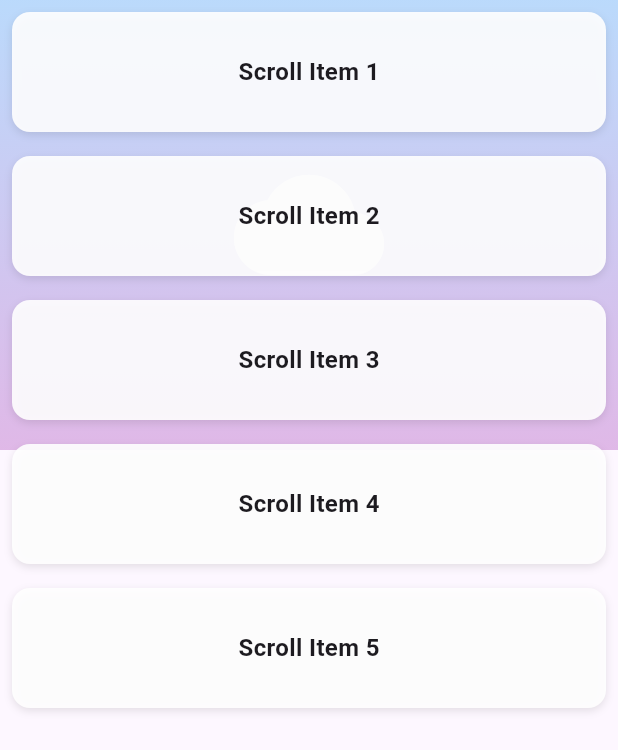
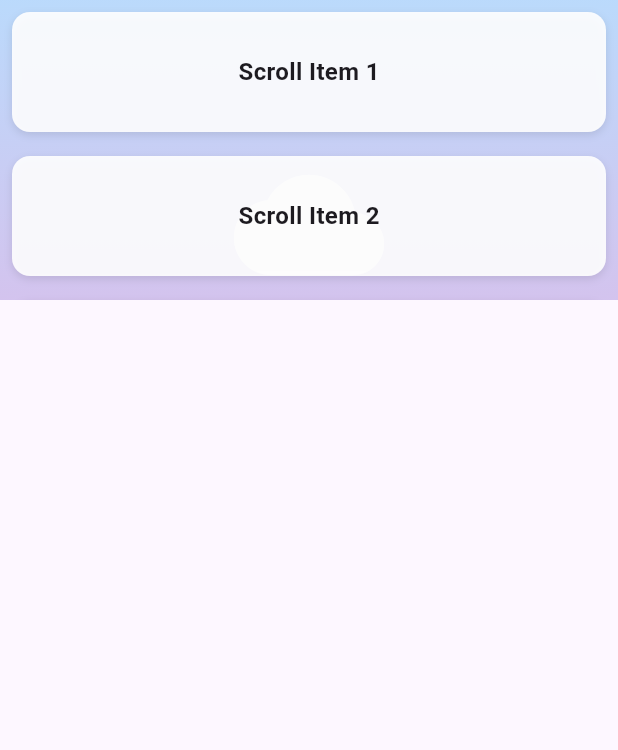
Before and after one commit to MrDenine/interesting_flutter, a Flutter app: the ParallaxScrollExample widget shown alone on an empty page, opened directly, on a phone screen of 412 x 824 dp. Shown: the top 750 px of the screen. Run offline on Flutter 3.47's test engine with Material 3 defaults, Android fonts, the phone set to English and light mode, and no system bars; our stand-ins replace flutter_staggered_animations, image_picker, shimmer.

Commit message:
fix size error

```diff
--- a/lib/src/layout/widgets/parallax_scroll_example.dart
+++ b/lib/src/layout/widgets/parallax_scroll_example.dart
@@ -29,7 +29,9 @@ class _ParallaxScrollExampleState extends State<ParallaxScrollExample> {
 
   @override
   Widget build(BuildContext context) {
-    return Stack(
+    return SizedBox(
+      height: 200, // Fixed height for the parallax container
+      child: Stack(
         children: [
           // Background layer (moves slower)
           Positioned(
@@ -89,6 +91,7 @@ class _ParallaxScrollExampleState extends State<ParallaxScrollExample> {
             },
           ),
         ],
+      ),
     );
   }
 }
--- a/lib/src/layout/widgets/staggered_grid_example.dart
+++ b/lib/src/layout/widgets/staggered_grid_example.dart
@@ -16,7 +16,9 @@ class StaggeredGridExample extends StatelessWidget {
 
     final heights = [80.0, 120.0, 100.0, 140.0, 90.0, 110.0];
 
-    return SingleChildScrollView(
+    return SizedBox(
+      height: 200, // Fixed height for the container
+      child: SingleChildScrollView(
         padding: const EdgeInsets.all(8),
         child: Wrap(
           spacing: 8,
@@ -41,6 +43,7 @@ class StaggeredGridExample extends StatelessWidget {
             );
           }),
         ),
+      ),
     );
   }
 }
```
Lines whose indentation alone changed are shown as unchanged.
